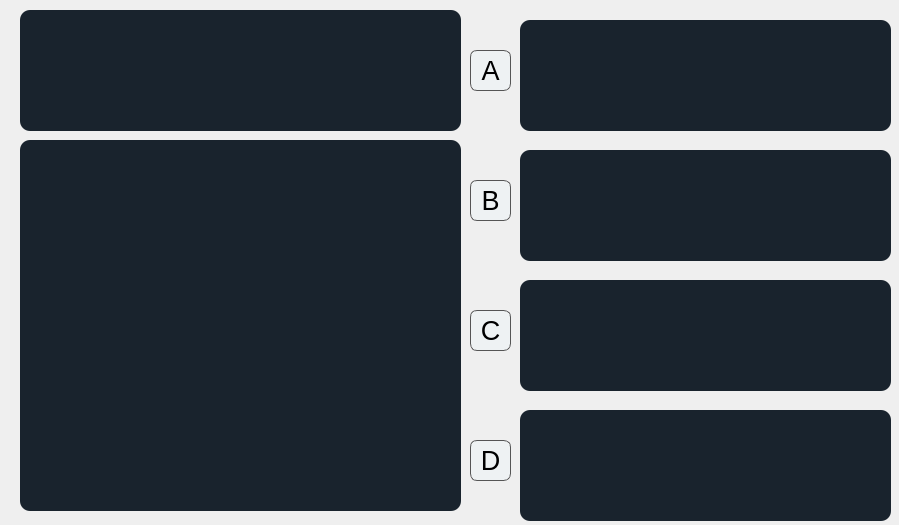
Old version of the form DISENOS/modRespMultiplesImagen50_d.ui in the repository ronihdzz/DisenadorPreguntas.
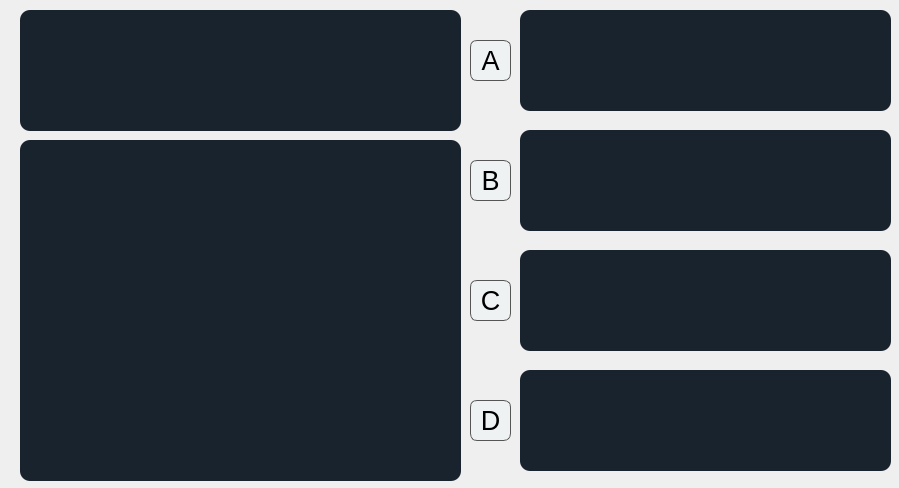
New version of the form.

The edit to the form file:
```diff
--- a/DISENOS/modRespMultiplesImagen50_d.ui
+++ b/DISENOS/modRespMultiplesImagen50_d.ui
@@ -7,7 +7,7 @@
     <x>0</x>
     <y>0</y>
     <width>899</width>
-    <height>525</height>
+    <height>488</height>
    </rect>
   </property>
   <property name="windowTitle">
@@ -17,9 +17,9 @@
    <property name="geometry">
     <rect>
      <x>520</x>
-     <y>20</y>
+     <y>10</y>
      <width>371</width>
-     <height>111</height>
+     <height>101</height>
     </rect>
    </property>
    <property name="styleSheet">
@@ -59,7 +59,7 @@
      <x>20</x>
      <y>140</y>
      <width>441</width>
-     <height>371</height>
+     <height>341</height>
     </rect>
    </property>
    <property name="styleSheet">
@@ -80,7 +80,7 @@
    <property name="geometry">
     <rect>
      <x>470</x>
-     <y>50</y>
+     <y>40</y>
      <width>41</width>
      <height>41</height>
     </rect>
@@ -103,9 +103,9 @@
    <property name="geometry">
     <rect>
      <x>520</x>
-     <y>150</y>
+     <y>130</y>
      <width>371</width>
-     <height>111</height>
+     <height>101</height>
     </rect>
    </property>
    <property name="styleSheet">
@@ -123,9 +123,9 @@
    <property name="geometry">
     <rect>
      <x>520</x>
-     <y>280</y>
+     <y>250</y>
      <width>371</width>
-     <height>111</height>
+     <height>101</height>
     </rect>
    </property>
    <property name="styleSheet">
@@ -143,9 +143,9 @@
    <property name="geometry">
     <rect>
      <x>520</x>
-     <y>410</y>
+     <y>370</y>
      <width>371</width>
-     <height>111</height>
+     <height>101</height>
     </rect>
    </property>
    <property name="styleSheet">
@@ -163,7 +163,7 @@
    <property name="geometry">
     <rect>
      <x>470</x>
-     <y>180</y>
+     <y>160</y>
      <width>41</width>
      <height>41</height>
     </rect>
@@ -186,7 +186,7 @@
    <property name="geometry">
     <rect>
      <x>470</x>
-     <y>310</y>
+     <y>280</y>
      <width>41</width>
      <height>41</height>
     </rect>
@@ -209,7 +209,7 @@
    <property name="geometry">
     <rect>
      <x>470</x>
-     <y>440</y>
+     <y>400</y>
      <width>41</width>
      <height>41</height>
     </rect>
```
